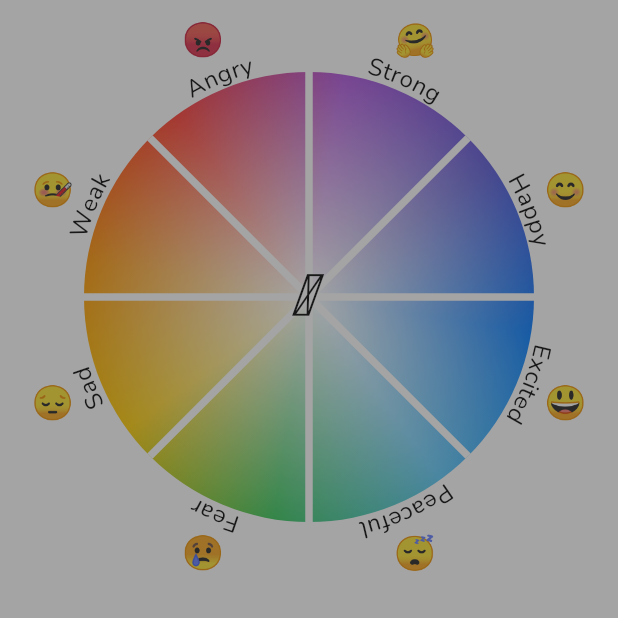
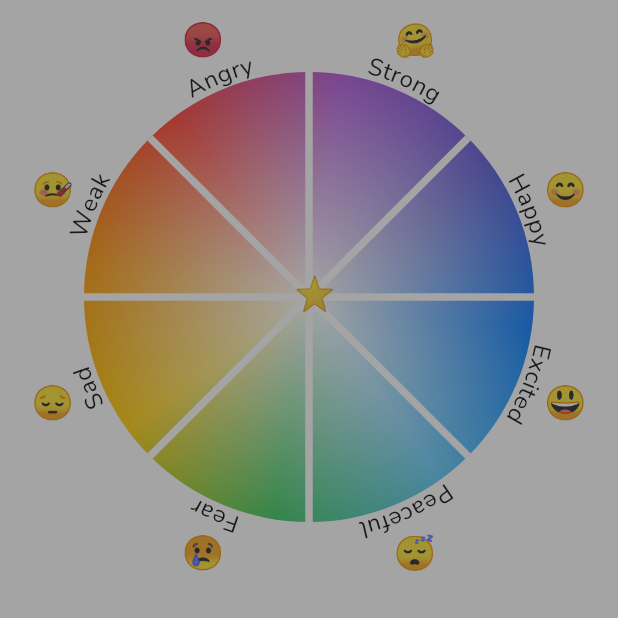
Before and after one commit to omparaday/goodness, a Flutter app: the screen it shows after launch, on a phone screen of 412 x 824 dp, the top half of it. Run offline on Flutter 3.47's test engine with Material 2 defaults, Android fonts, the phone set to English and light mode, and no system bars; our stand-ins replace google_fonts, share_plus, shared_preferences, sprintf, url_launcher_web; missing offline and left inert: shared_preferences_web; Roboto replaces fonts that are missing (EmojiOne).

Commit message:
Apple version 1.0.1 and android release ready

```diff
--- a/lib/widgets/MoodCircle.dart
+++ b/lib/widgets/MoodCircle.dart
@@ -90,7 +90,7 @@ class MoodCircle extends StatelessWidget {
                   Positioned(
                     top: y - 15,
                     left: x - 10,
-                    child: getEmoji('🛟', context),
+                    child: getEmoji('⭐', context),
                   )
                 ]),
               ),
--- a/pubspec.yaml
+++ b/pubspec.yaml
@@ -15,7 +15,7 @@ publish_to: 'none' # Remove this line if you wish to publish to pub.dev
 # In iOS, build-name is used as CFBundleShortVersionString while build-number used as CFBundleVersion.
 # Read more about iOS versioning at
 # https://developer.apple.com/library/archive/documentation/General/Reference/InfoPlistKeyReference/Articles/CoreFoundationKeys.html
-version: 1.0.0+1
+version: 1.0.1+2
 
 environment:
   sdk: '>=2.15.1 <3.0.0'
```
Also changed, not shown: pubspec.lock, 1 other file.
